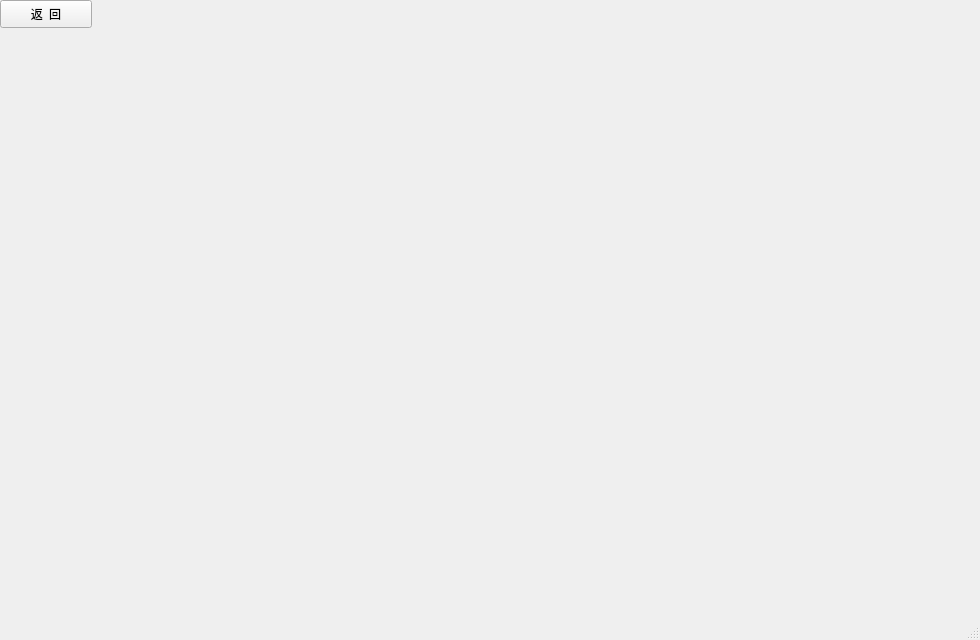
Above: manager_view.ui from QianLiii/BankManager before the change. Below: the same form after it.
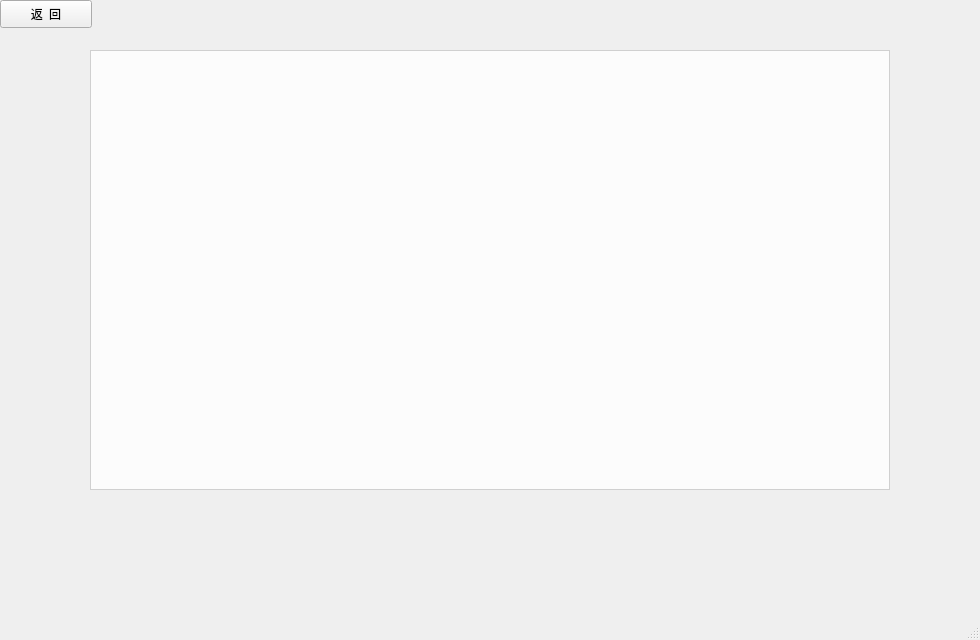
That is the form after the change.

```diff
--- a/manager_view.ui
+++ b/manager_view.ui
@@ -35,6 +35,24 @@
      <string>返  回</string>
     </property>
    </widget>
+   <widget class="QTableView" name="tableView">
+    <property name="geometry">
+     <rect>
+      <x>90</x>
+      <y>50</y>
+      <width>800</width>
+      <height>440</height>
+     </rect>
+    </property>
+    <property name="font">
+     <font>
+      <family>微软雅黑</family>
+     </font>
+    </property>
+    <property name="styleSheet">
+     <string notr="true">background:rgba(255,255,255,200)</string>
+    </property>
+   </widget>
   </widget>
   <widget class="QMenuBar" name="menubar">
    <property name="geometry">
```
